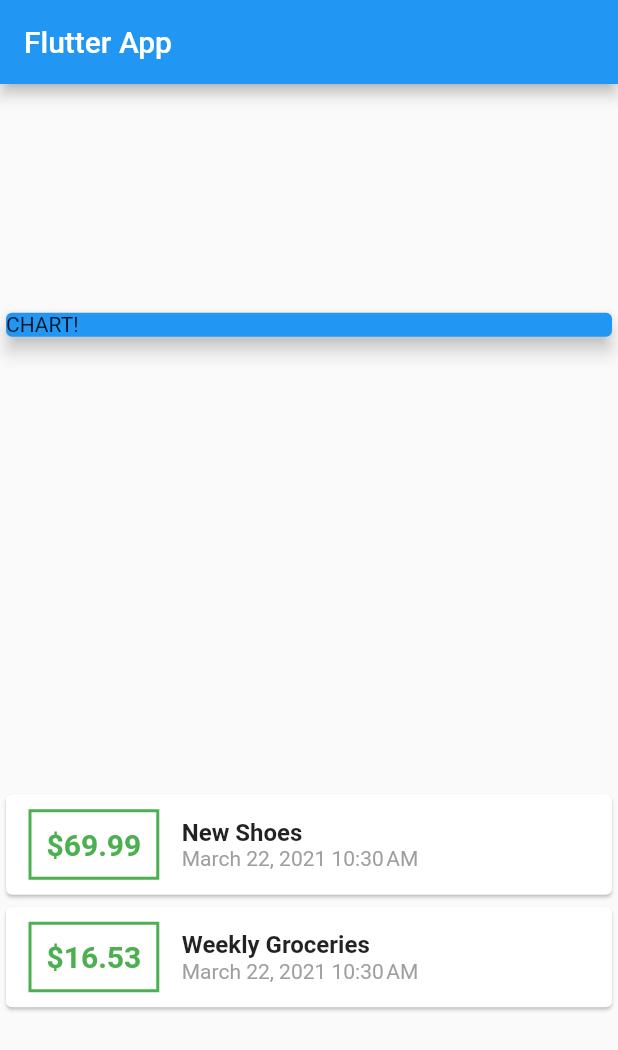
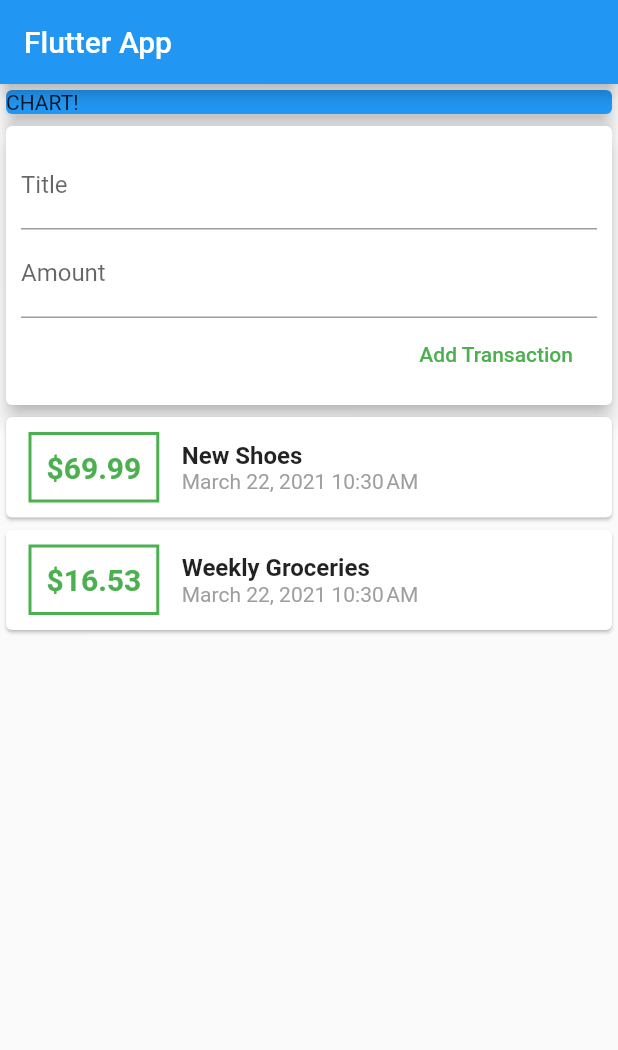
Before and after one commit to GOSSII/Personal_Expense_App_Flutter, a Flutter app: the screen it shows after launch, on a phone screen of 412 x 824 dp. Shown: the top 1050 px of the screen. Run offline on Flutter 3.47's test engine with Material 2 defaults, Android fonts, the phone set to English and light mode, and no system bars.

Commit message:
Add new Transction

```diff
--- a/lib/main.dart
+++ b/lib/main.dart
@@ -1,7 +1,5 @@
 import 'package:flutter/material.dart';
-import 'package:intl/intl.dart';
-
-import './model/transcation.dart';
+import 'package:personal_expense_app/widgets/user_transaction.dart';
 
 void main() => runApp(MyApp());
 
@@ -16,21 +14,6 @@ class MyApp extends StatelessWidget {
 }
 
 class MyHomePage extends StatelessWidget {
-  final List<Transaction> transactions = [
-    Transaction(
-      id: 't1',
-      title: 'New Shoes',
-      amount: 69.99,
-      date: DateTime.now(),
-    ),
-    Transaction(
-      id: 't2',
-      title: 'Weekly Groceries',
-      amount: 16.53,
-      date: DateTime.now(),
-    ),
-  ];
-
   @override
   Widget build(BuildContext context) {
     return Scaffold(
@@ -38,7 +21,7 @@ class MyHomePage extends StatelessWidget {
         title: Text('Flutter App'),
       ),
       body: Column(
-        mainAxisAlignment: MainAxisAlignment.spaceAround,
+        // mainAxisAlignment: MainAxisAlignment.spaceAround,
         crossAxisAlignment: CrossAxisAlignment.stretch,
         children: <Widget>[
           Container(
@@ -49,55 +32,7 @@ class MyHomePage extends StatelessWidget {
               elevation: 5,
             ),
           ),
-          Column(
-            children: transactions.map((tx) {
-              return Card(
-                child: Row(
-                  children: <Widget>[
-                    Container(
-                      margin: EdgeInsets.symmetric(
-                        vertical: 10,
-                        horizontal: 15,
-                      ),
-                      decoration: BoxDecoration(
-                        border: Border.all(
-                          color: Colors.green,
-                          width: 2,
-                        ),
-                      ),
-                      padding: EdgeInsets.all(10),
-                      child: Text(
-                       '\$${tx.amount}',
-                        style: TextStyle(
-                          fontWeight: FontWeight.bold,
-                          fontSize: 20,
-                          color: Colors.green,
-                        ),
-                      ),
-                    ),
-                    Column(
-                      crossAxisAlignment: CrossAxisAlignment.start,
-                      children: <Widget>[
-                        Text(
-                          tx.title,
-                          style: TextStyle(
-                            fontSize: 16,
-                            fontWeight: FontWeight.bold,
-                          ),
-                        ),
-                        Text(
-                          DateFormat.yMMMMd().add_jm().format(tx.date),
-                          style: TextStyle(
-                            color: Colors.grey,
-                          ),
-                        ),
-                      ],
-                    ),
-                  ],
-                ),
-              );
-            }).toList(),
-          ),
+          userTransactions(),
         ],
       ),
     );
--- /dev/null
+++ b/lib/widgets/new_transaction.dart
@@ -0,0 +1,41 @@
+import 'package:flutter/material.dart';
+import '../widgets/new_transaction.dart';
+
+class NewTransaction extends StatelessWidget {
+  final titleController = TextEditingController();
+  final amountController = TextEditingController();
+  final Function addTx;
+
+  NewTransaction(this.addTx);
+
+  @override
+  Widget build(BuildContext context) {
+    return Card(
+      elevation: 5,
+      child: Container(
+        padding: EdgeInsets.all(10),
+        child: Column(
+          crossAxisAlignment: CrossAxisAlignment.end,
+          children: [
+            TextField(
+              decoration: InputDecoration(labelText: 'Title'),
+              controller: titleController,
+            ),
+            TextField(
+              decoration: InputDecoration(labelText: 'Amount'),
+              controller: amountController,
+            ),
+            FlatButton(
+              child: Text('Add Transaction'),
+              textColor: Colors.green,
+              onPressed: () {
+                addTx(
+                    titleController.text, double.parse(amountController.text));
+              },
+            )
+          ],
+        ),
+      ),
+    );
+  }
+}
--- /dev/null
+++ b/lib/widgets/transaction_list.dart
@@ -0,0 +1,60 @@
+import 'package:flutter/material.dart';
+import '../model/transcation.dart';
+import 'package:intl/intl.dart';
+
+class TransactionList extends StatelessWidget {
+  final List<Transaction> transactions;
+  TransactionList(this.transactions);
+  @override
+  Widget build(BuildContext context) {
+    return Column(
+      children: transactions.map((tx) {
+        return Card(
+          child: Row(
+            children: <Widget>[
+              Container(
+                margin: EdgeInsets.symmetric(
+                  vertical: 10,
+                  horizontal: 15,
+                ),
+                decoration: BoxDecoration(
+                  border: Border.all(
+                    color: Colors.green,
+                    width: 2,
+                  ),
+                ),
+                padding: EdgeInsets.all(10),
+                child: Text(
+                  '\$${tx.amount}',
+                  style: TextStyle(
+                    fontWeight: FontWeight.bold,
+                    fontSize: 20,
+                    color: Colors.green,
+                  ),
+                ),
+              ),
+              Column(
+                crossAxisAlignment: CrossAxisAlignment.start,
+                children: <Widget>[
+                  Text(
+                    tx.title,
+                    style: TextStyle(
+                      fontSize: 16,
+                      fontWeight: FontWeight.bold,
+                    ),
+                  ),
+                  Text(
+                    DateFormat.yMMMMd().add_jm().format(tx.date),
+                    style: TextStyle(
+                      color: Colors.grey,
+                    ),
+                  ),
+                ],
+              ),
+            ],
+          ),
+        );
+      }).toList(),
+    );
+  }
+}
--- /dev/null
+++ b/lib/widgets/user_transaction.dart
@@ -0,0 +1,50 @@
+import 'package:flutter/material.dart';
+import 'package:personal_expense_app/model/transcation.dart';
+import 'package:personal_expense_app/widgets/transaction_list.dart';
+
+import 'new_transaction.dart';
+
+class userTransactions extends StatefulWidget {
+  @override
+  _userTransactionsState createState() => _userTransactionsState();
+}
+
+class _userTransactionsState extends State<userTransactions> {
+  final List<Transaction> _userTransaction = [
+    Transaction(
+      id: 't1',
+      title: 'New Shoes',
+      amount: 69.99,
+      date: DateTime.now(),
+    ),
+    Transaction(
+      id: 't2',
+      title: 'Weekly Groceries',
+      amount: 16.53,
+      date: DateTime.now(),
+    ),
+  ];
+
+  void _addTransaction(String txTitle, double txAmount) {
+    final newTx = Transaction(
+      title: txTitle,
+      amount: txAmount,
+      date: DateTime.now(),
+      id: DateTime.now().toString(),
+    );
+
+    setState(() {
+      _userTransaction.add(newTx);
+    });
+  }
+
+  @override
+  Widget build(BuildContext context) {
+    return Column(
+      children: [
+        NewTransaction(_addTransaction),
+        TransactionList(_userTransaction),
+      ],
+    );
+  }
+}
--- a/pubspec.yaml
+++ b/pubspec.yaml
@@ -23,6 +23,7 @@ environment:
 dependencies:
   flutter:
     sdk: flutter
+  intl: ^0.15.8
 
 
   # The following adds the Cupertino Icons font to your application.
```
Also changed, not shown: pubspec.lock, 13 other files.
